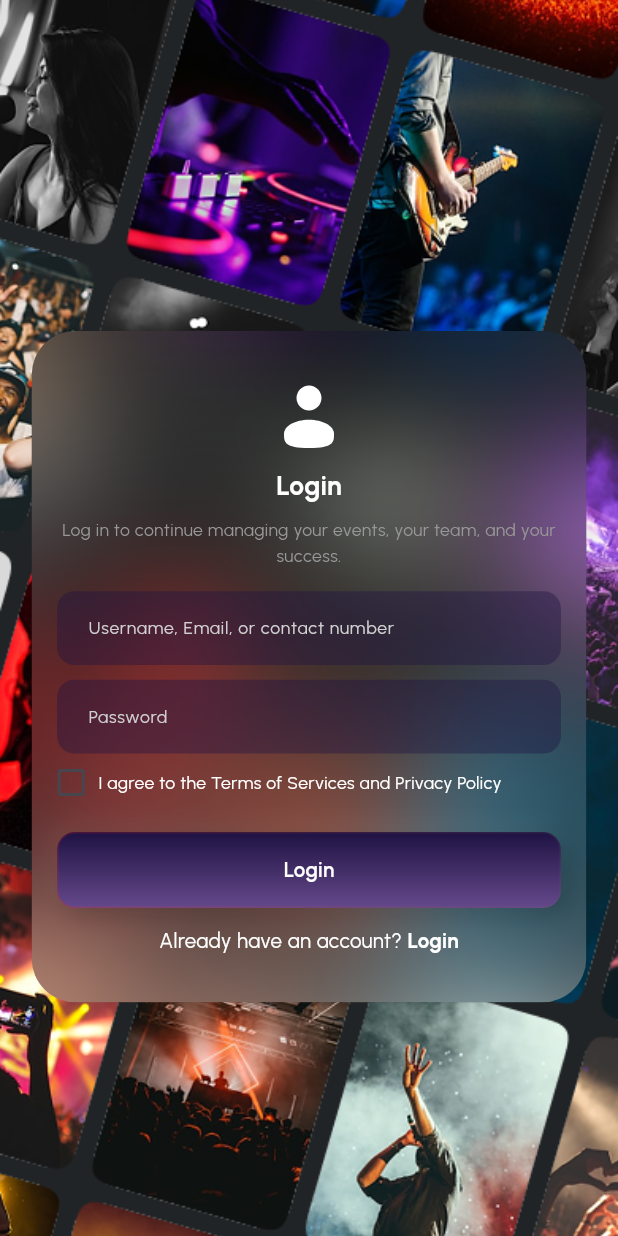
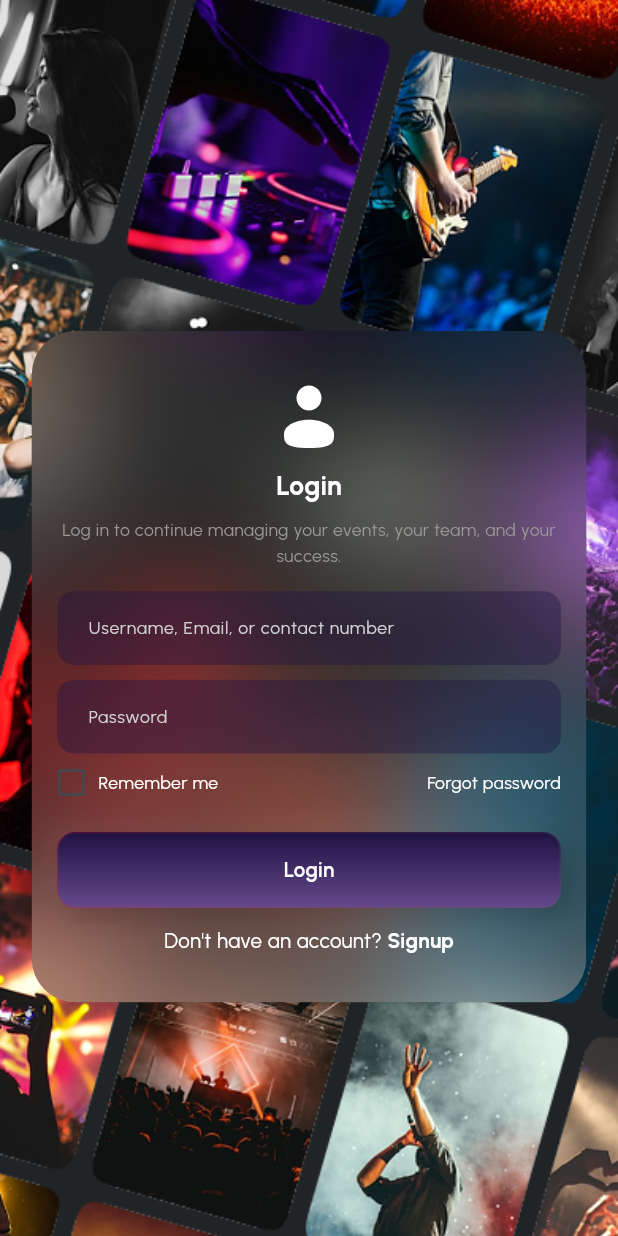
Before and after one commit to antony-akshay/wei-admin-app, a Flutter app: the screen it shows after launch, on a phone screen of 412 x 824 dp. Run offline on Flutter 3.47's test engine with Material 3 defaults, Android fonts, the phone set to English and light mode, and no system bars; our stand-ins replace flutter_screenutil, flutter_svg, go_router, gradient_borders.

Commit message:
Modified login page. Added Gorouter for page routing

```diff
--- a/lib/main.dart
+++ b/lib/main.dart
@@ -1,6 +1,7 @@
 import 'package:flutter/material.dart';
 import 'package:flutter_screenutil/flutter_screenutil.dart';
 import 'package:wei_admin/core/app_colors.dart';
+import 'package:wei_admin/routes/app_route_configuration.dart';
 import 'package:wei_admin/screens/authentication/login_screen.dart';
 import 'package:wei_admin/screens/onboard/onboard_screen1.dart';
 
@@ -19,13 +20,16 @@ class MyApp extends StatelessWidget {
       minTextAdapt: true,
       splitScreenMode: true,
       builder: (context, _) {
-        return MaterialApp(
+        return MaterialApp.router(
           title: 'Wei Admin',
           theme: ThemeData(
             colorScheme: ColorScheme.fromSeed(seedColor: AppColors.mainTheme),
           ),
           debugShowCheckedModeBanner: false,
-          home: LoginScreen(),
+          // routeInformationParser:
+          //     AppRouteConfiguration.router.routeInformationParser,
+          // routerDelegate: AppRouteConfiguration.router.routerDelegate,
+          routerConfig: AppRouteConfiguration.router,
         );
       },
     );
--- /dev/null
+++ b/lib/routes/app_route_configuration.dart
@@ -0,0 +1,27 @@
+import 'package:flutter/material.dart';
+import 'package:go_router/go_router.dart';
+import 'package:wei_admin/routes/app_route_constants.dart';
+import 'package:wei_admin/screens/authentication/admin_signup_screen.dart';
+import 'package:wei_admin/screens/authentication/login_screen.dart';
+
+class AppRouteConfiguration {
+  static final GoRouter router = GoRouter(
+    initialLocation: '/login',
+    routes: [
+      GoRoute(
+        name: AppRouteConstants.login,
+        path: "/login",
+        pageBuilder: (context, state) {
+          return MaterialPage(child: LoginScreen());
+        },
+      ),
+      GoRoute(
+        name: AppRouteConstants.adminSignUp,
+        path: "/admin_signup",
+        pageBuilder: (context, state) {
+          return MaterialPage(child: AdminSignupScreen());
+        },
+      ),
+    ],
+  );
+}
--- /dev/null
+++ b/lib/routes/app_route_constants.dart
@@ -0,0 +1,5 @@
+class AppRouteConstants {
+  static const String login = "login";
+  static const String adminSignUp = "admin_signup";
+  static const String organizationSignUp = "organization_signup";
+}
--- a/lib/screens/authentication/admin_signup_screen.dart
+++ b/lib/screens/authentication/admin_signup_screen.dart
@@ -0,0 +1,10 @@
+import 'package:flutter/material.dart';
+
+class AdminSignupScreen extends StatelessWidget {
+  const AdminSignupScreen({super.key});
+
+  @override
+  Widget build(BuildContext context) {
+    return Scaffold(body: Center(child: Text("ad signup")));
+  }
+}
--- a/lib/screens/authentication/login_screen.dart
+++ b/lib/screens/authentication/login_screen.dart
@@ -1,6 +1,8 @@
 import 'package:flutter/material.dart';
 import 'package:flutter_screenutil/flutter_screenutil.dart';
+import 'package:go_router/go_router.dart';
 import 'package:wei_admin/core/app_colors.dart';
+import 'package:wei_admin/routes/app_route_constants.dart';
 import 'package:wei_admin/screens/authentication/widgets/auth_button.dart';
 import 'package:wei_admin/screens/authentication/widgets/auth_textfield.dart';
 import 'package:wei_admin/screens/authentication/widgets/form_widget.dart';
@@ -84,8 +86,13 @@ class LoginScreen extends StatelessWidget {
                           ),
                           SizedBox(width: 8.w),
                           CustomText(
-                            text:
-                                "I agree to the Terms of Services and Privacy Policy",
+                            text: "Remember me",
+                            fontSize: 12.sp,
+                            overflow: TextOverflow.ellipsis,
+                          ),
+                          Spacer(),
+                          CustomText(
+                            text: "Forgot password",
                             fontSize: 12.sp,
                             overflow: TextOverflow.ellipsis,
                           ),
@@ -103,13 +110,18 @@ class LoginScreen extends StatelessWidget {
                         mainAxisAlignment: MainAxisAlignment.center,
                         children: [
                           CustomText(
-                            text: "Already have an account? ",
+                            text: "Don't have an account? ",
                             fontSize: 14.sp,
                             fontWeight: FontWeight.w400,
                           ),
                           GestureDetector(
+                            onTap: () {
+                              GoRouter.of(
+                                context,
+                              ).pushNamed(AppRouteConstants.adminSignUp);
+                            },
                             child: CustomText(
-                              text: "Login",
+                              text: "Signup",
                               fontSize: 14.sp,
                               fontWeight: FontWeight.w700,
                             ),
--- a/pubspec.yaml
+++ b/pubspec.yaml
@@ -33,6 +33,7 @@ dependencies:
     sdk: flutter
   flutter_screenutil: ^5.9.3
   flutter_svg: ^2.2.0
+  go_router: ^15.2.3
   gradient_borders: ^1.0.1
 
 dev_dependencies:
```
Also changed, not shown: pubspec.lock.
